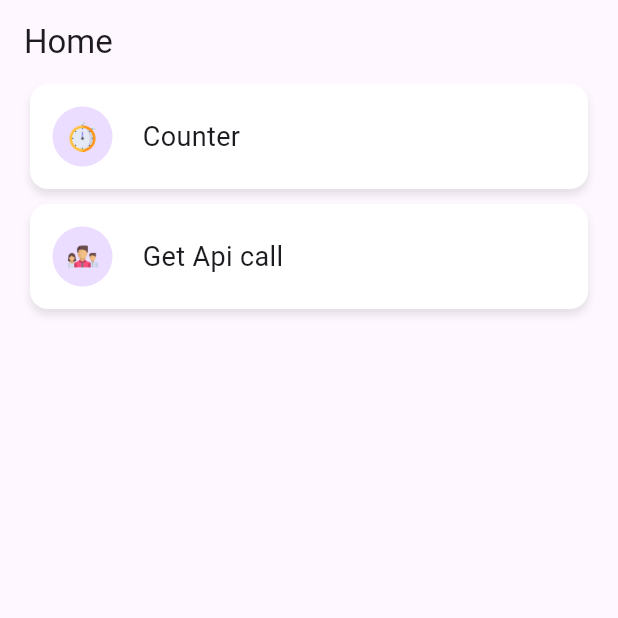
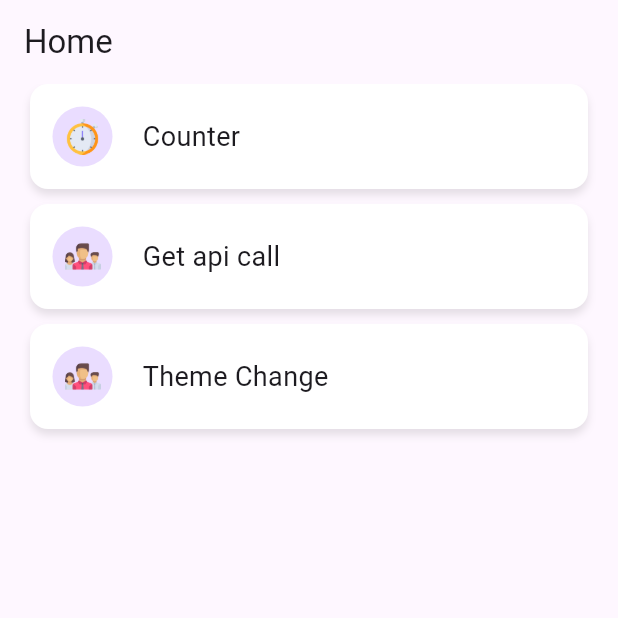
Before and after one commit to tonujewel/Riverpod-Example, a Flutter app: the screen it shows after launch, on a phone screen of 412 x 824 dp, the top half of it. Run offline on Flutter 3.47's test engine with Material 3 defaults, Android fonts, the phone set to English and light mode, and no system bars; our stand-ins replace dio, flutter_riverpod.

Commit message:
[Add] change theme

```diff
--- a/lib/core/constant/app_constant.dart
+++ b/lib/core/constant/app_constant.dart
@@ -3,6 +3,7 @@ import 'package:riverpod_example/core/model/home_model.dart';
 class AppConstant {
   static List<HomeModel> homeList = [
     HomeModel(id: 1, title: "Counter", imgPath: 'assets/images/count.png'),
-    HomeModel(id: 2, title: "Get Api call", imgPath: 'assets/images/users.png'),
+    HomeModel(id: 2, title: "Get api call", imgPath: 'assets/images/users.png'),
+    HomeModel(id: 3, title: "Theme Change", imgPath: 'assets/images/users.png'),
   ];
 }
--- a/lib/core/my_app.dart
+++ b/lib/core/my_app.dart
@@ -1,17 +1,21 @@
 import 'package:flutter/material.dart';
+import 'package:flutter_riverpod/flutter_riverpod.dart';
+import 'package:riverpod_example/feature/theme_change/provider/theme_provider.dart';
 
 import '../feature/splash/screen/splash_screen.dart';
 
-class MyApp extends StatelessWidget {
+class MyApp extends ConsumerWidget {
   const MyApp({super.key});
 
   @override
-  Widget build(BuildContext context) {
+  Widget build(BuildContext context, WidgetRef ref) {
+    final theme = ref.watch(themeProvider).themeData;
     return MaterialApp(
       title: 'Flutter Demo',
-      theme: ThemeData(
-        colorScheme: ColorScheme.fromSeed(seedColor: Colors.deepPurple),
-        useMaterial3: true,
+      theme: theme,
+      darkTheme: ThemeData(
+        brightness: Brightness.dark,
+        visualDensity: VisualDensity.adaptivePlatformDensity,
       ),
       home: const SplashScreen(),
     );
--- a/lib/feature/home/homse_screen.dart
+++ b/lib/feature/home/homse_screen.dart
@@ -1,9 +1,11 @@
 import 'package:flutter/material.dart';
-import 'package:riverpod_example/core/constant/app_constant.dart';
-import 'package:riverpod_example/core/model/home_model.dart';
-import 'package:riverpod_example/core/widgets/primary_container.dart';
-import 'package:riverpod_example/feature/counter/screen/counter_screen.dart';
-import 'package:riverpod_example/feature/user_list/screen/users_screen.dart';
+
+import '../../core/constant/app_constant.dart';
+import '../../core/model/home_model.dart';
+import '../../core/widgets/primary_container.dart';
+import '../counter/screen/counter_screen.dart';
+import '../theme_change/screen/theme_change_screen.dart';
+import '../user_list/screen/users_screen.dart';
 
 class HomeScreen extends StatelessWidget {
   const HomeScreen({super.key});
@@ -26,6 +28,9 @@ class HomeScreen extends StatelessWidget {
               }
               if (AppConstant.homeList[index].id == 2) {
                 Navigator.push(context, MaterialPageRoute(builder: (context) => const UsersScreen()));
+              }
+              if (AppConstant.homeList[index].id == 3) {
+                Navigator.push(context, MaterialPageRoute(builder: (context) => const ThemeChangeScreen()));
               }
             },
           );
@@ -54,7 +59,7 @@ class HomeItemWidget extends StatelessWidget {
           children: [
             CircleAvatar(
               child: Padding(
-                padding: const EdgeInsets.all(10.0),
+                padding: const EdgeInsets.all(8.0),
                 child: Image.asset(data.imgPath, height: 30),
               ),
             ),
--- a/lib/feature/splash/provider/splash_provider.dart
+++ b/lib/feature/splash/provider/splash_provider.dart
@@ -1,6 +1,7 @@
 import 'package:flutter/material.dart';
 import 'package:flutter_riverpod/flutter_riverpod.dart';
-import 'package:riverpod_example/feature/home/homse_screen.dart';
+
+import '../../home/homse_screen.dart';
 
 splashProvider(BuildContext context) => FutureProvider((ref) async {
       await Future.delayed(const Duration(seconds: 3));
--- a/lib/feature/splash/screen/splash_screen.dart
+++ b/lib/feature/splash/screen/splash_screen.dart
@@ -8,9 +8,7 @@ class SplashScreen extends ConsumerWidget {
   @override
   Widget build(BuildContext context, WidgetRef ref) {
     ref.watch(splashProvider(context));
-    // if(){
 
-    // }
     return Scaffold(
       body: Center(
         child: Image.asset(
--- a/lib/feature/user_list/screen/users_screen.dart
+++ b/lib/feature/user_list/screen/users_screen.dart
@@ -16,8 +16,7 @@ class UsersScreen extends ConsumerWidget {
       body: data.when(
         data: (users) {
           List<UserData> userList = users;
-          return Expanded(
-            child: ListView.builder(
+          return ListView.builder(
               itemCount: userList.length,
               itemBuilder: (_, index) {
                 return Card(
@@ -46,8 +45,7 @@ class UsersScreen extends ConsumerWidget {
                     ),
                   ),
                 );
-                }),
-          );
+              });
         },
         error: (error, s) => Text(error.toString()),
         loading: () => const Center(child: CircularProgressIndicator()),
```
Also changed, not shown: lib/feature/theme_change/provider/theme_provider.dart (added, +24 -0 lines), lib/feature/theme_change/screen/theme_change_screen.dart (added, +39 -0 lines). Lines whose indentation alone changed are shown as unchanged.
